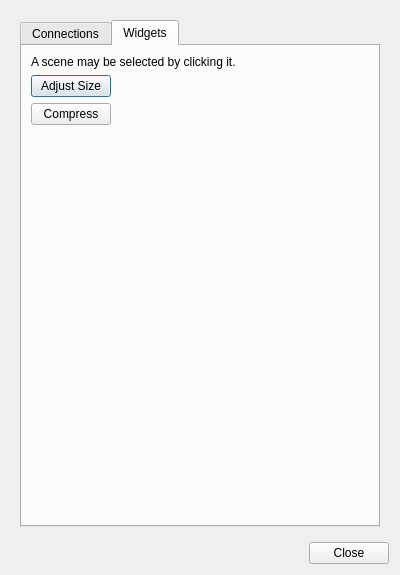
Before: the Qt Designer form UI/glitch-tools.ui in textbrowser/glitch, drawn with Qt 5.
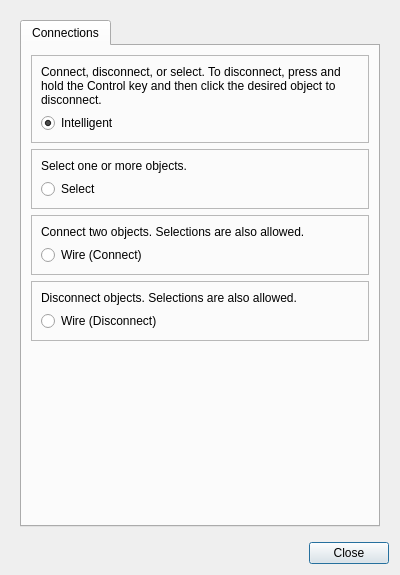
After: the same form once the commit is applied. The open tabs and pages were chosen to show the change. Icons and pictures are not drawn.

```diff
--- a/UI/glitch-tools.ui
+++ b/UI/glitch-tools.ui
@@ -207,72 +207,6 @@
            </item>
           </layout>
          </widget>
-         <widget class="QWidget" name="page">
-          <attribute name="title">
-           <string>Widgets</string>
-          </attribute>
-          <layout class="QVBoxLayout" name="verticalLayout_8">
-           <item>
-            <widget class="QLabel" name="label_4">
-             <property name="text">
-              <string>A scene may be selected by clicking it.</string>
-             </property>
-            </widget>
-           </item>
-           <item>
-            <layout class="QGridLayout" name="gridLayout">
-             <item row="0" column="0">
-              <widget class="QPushButton" name="adjust_size">
-               <property name="text">
-                <string>Adjust Size</string>
-               </property>
-               <property name="icon">
-                <iconset resource="../Icons/icons.qrc">
-                 <normaloff>:/adjust-size.png</normaloff>:/adjust-size.png</iconset>
-               </property>
-              </widget>
-             </item>
-             <item row="1" column="0">
-              <widget class="QPushButton" name="compress">
-               <property name="text">
-                <string>Compress</string>
-               </property>
-               <property name="icon">
-                <iconset resource="../Icons/icons.qrc">
-                 <normaloff>:/compress.png</normaloff>:/compress.png</iconset>
-               </property>
-              </widget>
-             </item>
-             <item row="0" column="1">
-              <spacer name="horizontalSpacer_2">
-               <property name="orientation">
-                <enum>Qt::Horizontal</enum>
-               </property>
-               <property name="sizeHint" stdset="0">
-                <size>
-                 <width>40</width>
-                 <height>20</height>
-                </size>
-               </property>
-              </spacer>
-             </item>
-            </layout>
-           </item>
-           <item>
-            <spacer name="verticalSpacer_2">
-             <property name="orientation">
-              <enum>Qt::Vertical</enum>
-             </property>
-             <property name="sizeHint" stdset="0">
-              <size>
-               <width>20</width>
-               <height>40</height>
-              </size>
-             </property>
-            </spacer>
-           </item>
-          </layout>
-         </widget>
         </widget>
        </item>
       </layout>
```
Left out of the diff: 2 changed lines with no effect on the pictures.
